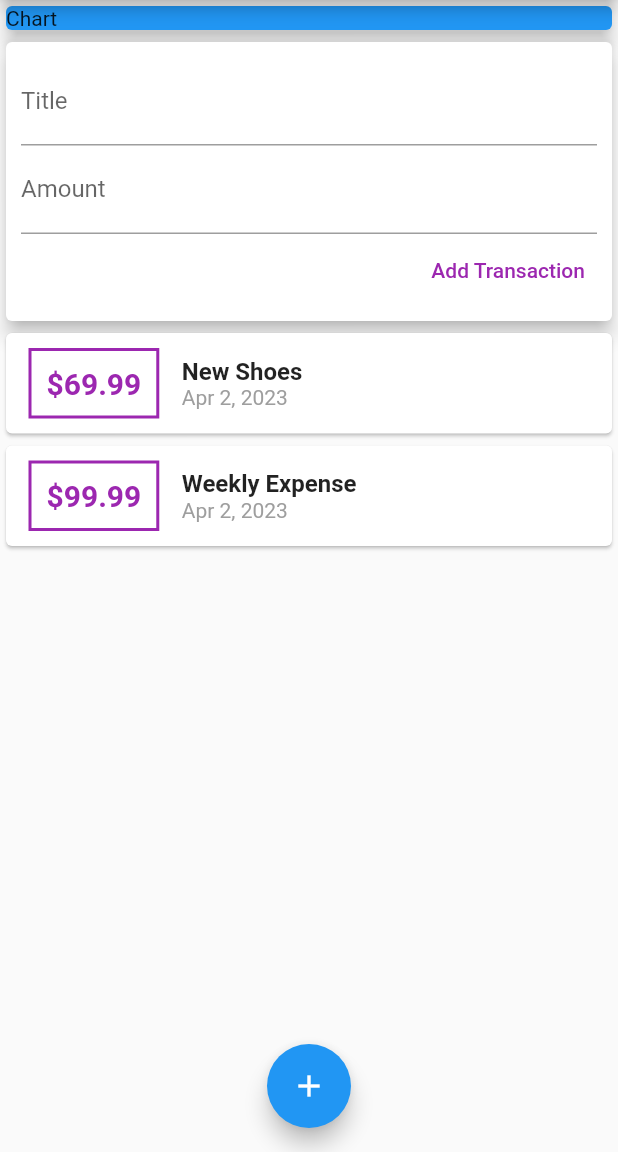
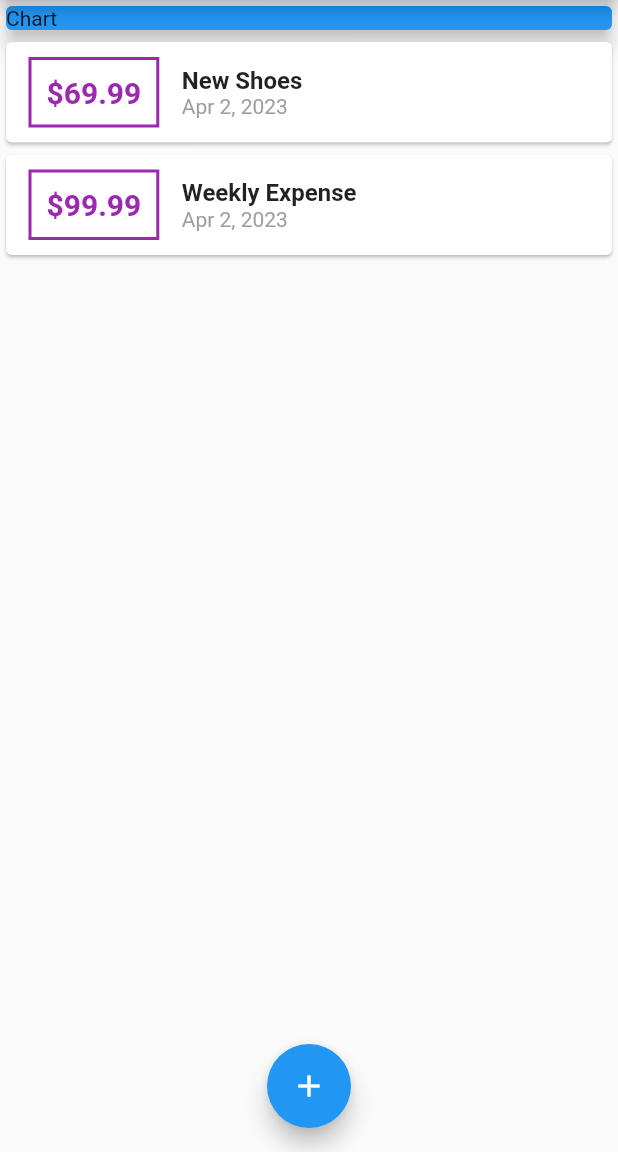
Before and after one commit to saurabhmirajkar/expense_tracker, a Flutter app: the screen it shows after launch, on a phone screen of 412 x 824 dp, the part 84-1236 px from its top. Run offline on Flutter 3.47's test engine with Material 2 defaults, Android fonts, the phone set to English and light mode, and no system bars.

```diff
--- a/lib/main.dart
+++ b/lib/main.dart
@@ -1,9 +1,10 @@
-import 'package:expense_tracker/widgets/user_transactions.dart';
 import 'package:flutter/material.dart';
 
-void main() {
-  runApp(const MyApp());
-}
+import 'models/transaction.dart';
+import 'widgets/new_transaction.dart';
+import 'widgets/transaction_list.dart';
+
+void main() => runApp(const MyApp());
 
 class MyApp extends StatelessWidget {
   const MyApp({super.key});
@@ -17,9 +18,50 @@ class MyApp extends StatelessWidget {
   }
 }
 
-// ignore: must_be_immutable
-class MyHomepage extends StatelessWidget {
+class MyHomepage extends StatefulWidget {
   const MyHomepage({super.key});
+
+  @override
+  State<MyHomepage> createState() => _MyHomepageState();
+}
+
+class _MyHomepageState extends State<MyHomepage> {
+  final List<Transaction> _userTransactions = [
+    Transaction(
+      id: 't1',
+      title: 'New Shoes',
+      amount: 69.99,
+      date: DateTime.now(),
+    ),
+    Transaction(
+      id: 't2',
+      title: 'Weekly Expense',
+      amount: 99.99,
+      date: DateTime.now(),
+    ),
+  ];
+
+  void _addTransaction(String txTitle, double txAmount) {
+    final newTx = Transaction(
+      id: DateTime.now().toString(),
+      title: txTitle,
+      amount: txAmount,
+      date: DateTime.now(),
+    );
+
+    setState(() {
+      _userTransactions.add(newTx);
+    });
+  }
+
+  void _startAddNewTransaction(BuildContext ctx) {
+    showModalBottomSheet(
+      context: ctx,
+      builder: (_) {
+        return NewTransaction(_addTransaction);
+      },
+    );
+  }
 
   @override
   Widget build(BuildContext context) {
@@ -28,10 +70,8 @@ class MyHomepage extends StatelessWidget {
         title: const Text('Expense Tracker'),
         actions: [
           IconButton(
-            onPressed: () {
-              print('add button tapped!');
-            },
-            icon: Icon(Icons.add),
+            onPressed: () {},
+            icon: const Icon(Icons.add),
           ),
         ],
       ),
@@ -40,25 +80,23 @@ class MyHomepage extends StatelessWidget {
           child: Column(
             crossAxisAlignment: CrossAxisAlignment.stretch,
             children: [
-              Container(
+              const SizedBox(
                 width: double.infinity,
-                child: const Card(
+                child: Card(
                   color: Colors.blue,
                   elevation: 5,
                   child: Text('Chart'),
                 ),
               ),
-              const UserTransactions(),
+              TransactionList(_userTransactions),
             ],
           ),
         ),
       ),
       floatingActionButtonLocation: FloatingActionButtonLocation.centerFloat,
       floatingActionButton: FloatingActionButton(
-        onPressed: () {
-          print('add button tapped!');
-        },
-        child: Icon(Icons.add),
+        onPressed: () => _startAddNewTransaction(context),
+        child: const Icon(Icons.add),
       ),
     );
   }
--- a/lib/widgets/transaction_list.dart
+++ b/lib/widgets/transaction_list.dart
@@ -5,13 +5,11 @@ import 'package:intl/intl.dart';
 class TransactionList extends StatelessWidget {
   final List<Transaction> userTransactions;
 
-  TransactionList(
-    this.userTransactions,
-  );
+  const TransactionList(this.userTransactions, {super.key});
 
   @override
   Widget build(BuildContext context) {
-    return Container(
+    return SizedBox(
       height: 300,
       child: ListView.builder(
         itemCount: userTransactions.length,
--- a/lib/widgets/user_transactions.dart
+++ /dev/null
@@ -1,52 +0,0 @@
-import 'package:flutter/material.dart';
-
-import './new_transaction.dart';
-import './transaction_list.dart';
-import '../models/transaction.dart';
-
-class UserTransactions extends StatefulWidget {
-  const UserTransactions({super.key});
-
-  @override
-  State<UserTransactions> createState() => _UserTransactionsState();
-}
-
-class _UserTransactionsState extends State<UserTransactions> {
-  final List<Transaction> _userTransactions = [
-    Transaction(
-      id: 't1',
-      title: 'New Shoes',
-      amount: 69.99,
-      date: DateTime.now(),
-    ),
-    Transaction(
-      id: 't2',
-      title: 'Weekly Expense',
-      amount: 99.99,
-      date: DateTime.now(),
-    ),
-  ];
-
-  void _addTransaction(String txTitle, double txAmount) {
-    final newTx = Transaction(
-      id: DateTime.now().toString(),
-      title: txTitle,
-      amount: txAmount,
-      date: DateTime.now(),
-    );
-
-    setState(() {
-      _userTransactions.add(newTx);
-    });
-  }
-
-  @override
-  Widget build(BuildContext context) {
-    return Column(
-      children: [
-        NewTransaction(_addTransaction),
-        TransactionList(_userTransactions),
-      ],
-    );
-  }
-}
```
Also changed, not shown: lib/widgets/new_transaction.dart (+15 -7 lines).
